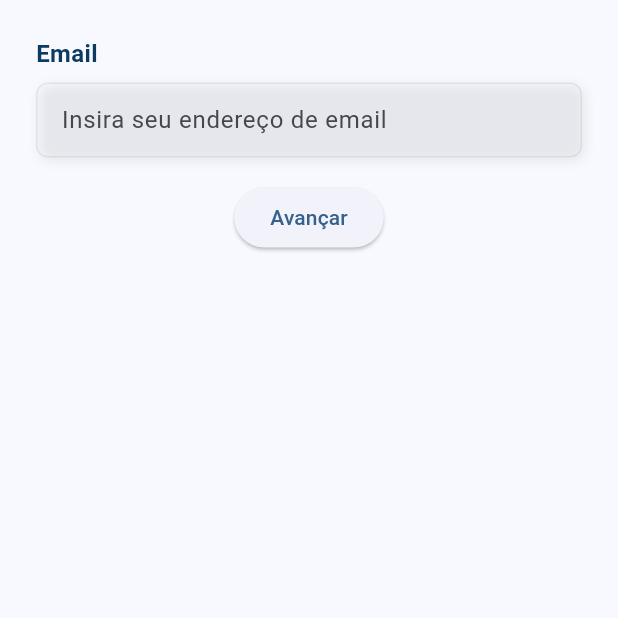
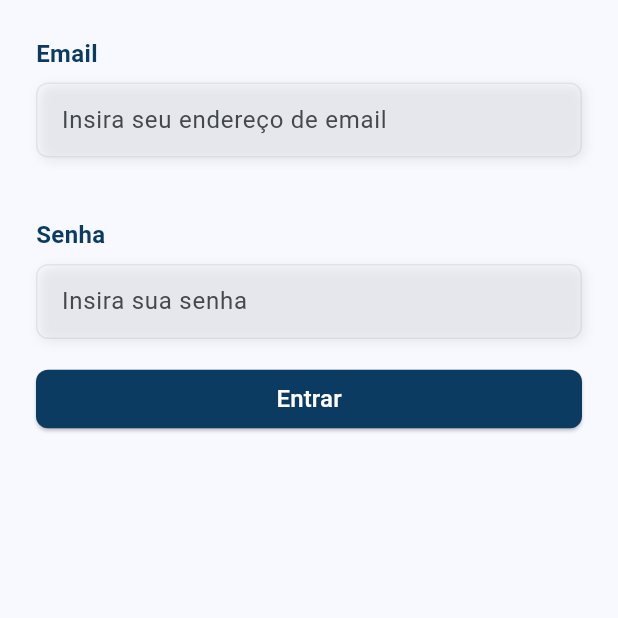
Before and after one commit to otaviohenrique1/voll_med, a Flutter app: the screen it shows after launch, on a phone screen of 412 x 824 dp, the top half of it. Run offline on Flutter 3.47's test engine with Material 2 defaults, Android fonts, the phone set to English and light mode, and no system bars.

Commit message:
commit 5

```diff
--- /dev/null
+++ b/lib/components/botao.dart
@@ -0,0 +1,43 @@
+import 'package:flutter/material.dart';
+
+class Botao extends StatelessWidget {
+  final void Function() onPressed;
+  final Color fontColor;
+  final Color backgroundColor;
+  final String label;
+  final double fontSize;
+
+  const Botao({
+    super.key,
+    required this.onPressed,
+    required this.fontColor,
+    required this.label,
+    required this.backgroundColor,
+    required this.fontSize,
+  });
+
+  @override
+  Widget build(BuildContext context) {
+    return ElevatedButton(
+      style: ElevatedButton.styleFrom(
+        // textStyle: const TextStyle(fontSize: 20),
+        backgroundColor: backgroundColor,
+        padding: const EdgeInsets.all(8),
+        minimumSize: const Size.fromHeight(33),
+        shape: const RoundedRectangleBorder(
+          borderRadius: BorderRadius.all(
+            Radius.circular(8),
+          ),
+        ),
+      ),
+      onPressed: onPressed,
+      child: Text(
+        label,
+        style: TextStyle(
+          fontSize: fontSize,
+          color: fontColor,
+        ),
+      ),
+    );
+  }
+}
--- /dev/null
+++ b/lib/components/campo_text.dart
@@ -0,0 +1,84 @@
+import 'package:flutter/material.dart';
+import 'package:flutter/services.dart';
+
+class CampoTexto extends StatelessWidget {
+  const CampoTexto({
+    super.key,
+    required this.controller,
+    required this.hintText,
+    required this.exibeLabel,
+    this.label,
+    this.validator,
+    this.keyboardType,
+    this.obscureText,
+    this.initialValue,
+    this.inputFormatters,
+  });
+
+  final TextEditingController controller;
+  final String? label;
+  final String hintText;
+  final String? Function(String?)? validator;
+  final TextInputType? keyboardType;
+  final bool? obscureText;
+  final String? initialValue;
+  final List<TextInputFormatter>? inputFormatters;
+  final bool exibeLabel;
+
+  @override
+  Widget build(BuildContext context) {
+    return Container(
+      padding: const EdgeInsets.only(bottom: 16),
+      child: Column(
+        children: [
+          Visibility(
+            visible: exibeLabel,
+            child: Container(
+              margin: const EdgeInsets.only(bottom: 8),
+              child: Align(
+                alignment: Alignment.centerLeft,
+                child: Text(
+                  (label == null) ? "" : label!,
+                  style: const TextStyle(
+                    color: Color.fromRGBO(11, 59, 96, 1),
+                    fontWeight: FontWeight.bold,
+                    fontSize: 16,
+                  ),
+                ),
+              ),
+            ),
+          ),
+          Container(
+            padding: const EdgeInsets.symmetric(horizontal: 16),
+            decoration: BoxDecoration(
+              boxShadow: [
+                BoxShadow(
+                  color: Colors.grey.withOpacity(0.2),
+                  // color: Color.fromRGBO(248, 248, 248, 1),
+                  spreadRadius: 0,
+                  blurRadius: 6,
+                  offset: const Offset(2, 2),
+                ),
+              ],
+              border: Border.all(
+                width: 1,
+                color: Colors.grey.withOpacity(0.2),
+              ),
+              borderRadius: BorderRadius.circular(8),
+            ),
+            child: TextFormField(
+              controller: controller,
+              decoration: InputDecoration(
+                hintText: hintText,
+                hintStyle: const TextStyle(fontSize: 16),
+                border: InputBorder.none,
+              ),
+              style: const TextStyle(fontSize: 16),
+              validator: validator,
+            ),
+          ),
+        ],
+      ),
+    );
+  }
+}
--- a/lib/pages/login.dart
+++ b/lib/pages/login.dart
@@ -1,4 +1,6 @@
 import 'package:flutter/material.dart';
+import 'package:voll_med/components/botao.dart';
+import 'package:voll_med/components/campo_text.dart';
 import 'package:voll_med/pages/cadastro.dart';
 
 class Login extends StatefulWidget {
@@ -37,54 +39,35 @@ class _LoginState extends State<Login> {
               key: formKey,
               child: Column(
                 children: [
-                  Container(
-                    padding: const EdgeInsets.only(bottom: 16),
-                    child: Column(
-                      children: [
-                        const Align(
-                          alignment: Alignment.centerLeft,
-                          child: Text(
-                            "Email",
-                            style: TextStyle(
-                              color: Color.fromRGBO(11, 59, 96, 1),
-                              fontWeight: FontWeight.bold,
-                              fontSize: 16,
-                            ),
-                          ),
-                        ),
-                        const SizedBox(height: 8),
-                        Container(
-                          padding: const EdgeInsets.symmetric(horizontal: 16),
-                          decoration: BoxDecoration(
-                            boxShadow: [
-                              BoxShadow(
-                                color: Colors.grey.withOpacity(0.2),
-                                // color: Color.fromRGBO(248, 248, 248, 1),
-                                spreadRadius: 0,
-                                blurRadius: 6,
-                                offset: const Offset(2, 2),
-                              ),
-                            ],
-                            border: Border.all(
-                              width: 1,
-                              color: Colors.grey.withOpacity(0.2),
-                            ),
-                            borderRadius: BorderRadius.circular(8),
-                          ),
-                          child: TextFormField(
-                            controller: _emailController,
-                            decoration: const InputDecoration(
-                              hintText: "Insira seu endereço de email",
-                              hintStyle: TextStyle(fontSize: 16),
-                              border: InputBorder.none,
-                            ),
-                            style: const TextStyle(fontSize: 16),
-                          ),
-                        ),
-                      ],
-                    ),
+                  CampoTexto(
+                    label: "Email",
+                    hintText: "Insira seu endereço de email",
+                    controller: _emailController,
+                    exibeLabel: true,
+                    keyboardType: TextInputType.emailAddress,
+                    validator: (value) {
+                      if (value == null || value.isEmpty) {
+                        return "Campo vazio";
+                      }
+                      return null;
+                    },
                   ),
-                  ElevatedButton(
+                  const SizedBox(height: 24),
+                  CampoTexto(
+                    label: "Senha",
+                    hintText: "Insira sua senha",
+                    controller: _senhaController,
+                    exibeLabel: true,
+                    keyboardType: TextInputType.text,
+                    obscureText: true,
+                    validator: (value) {
+                      if (value == null || value.isEmpty) {
+                        return "Campo vazio";
+                      }
+                      return null;
+                    },
+                  ),
+                  Botao(
                     onPressed: () {
                       Navigator.push(
                         context,
@@ -93,7 +76,10 @@ class _LoginState extends State<Login> {
                         ),
                       );
                     },
-                    child: const Text('Avançar'),
+                    label: "Entrar",
+                    backgroundColor: const Color.fromRGBO(11, 59, 96, 1),
+                    fontColor: Colors.white,
+                    fontSize: 16,
                   ),
                 ],
               ),
```
